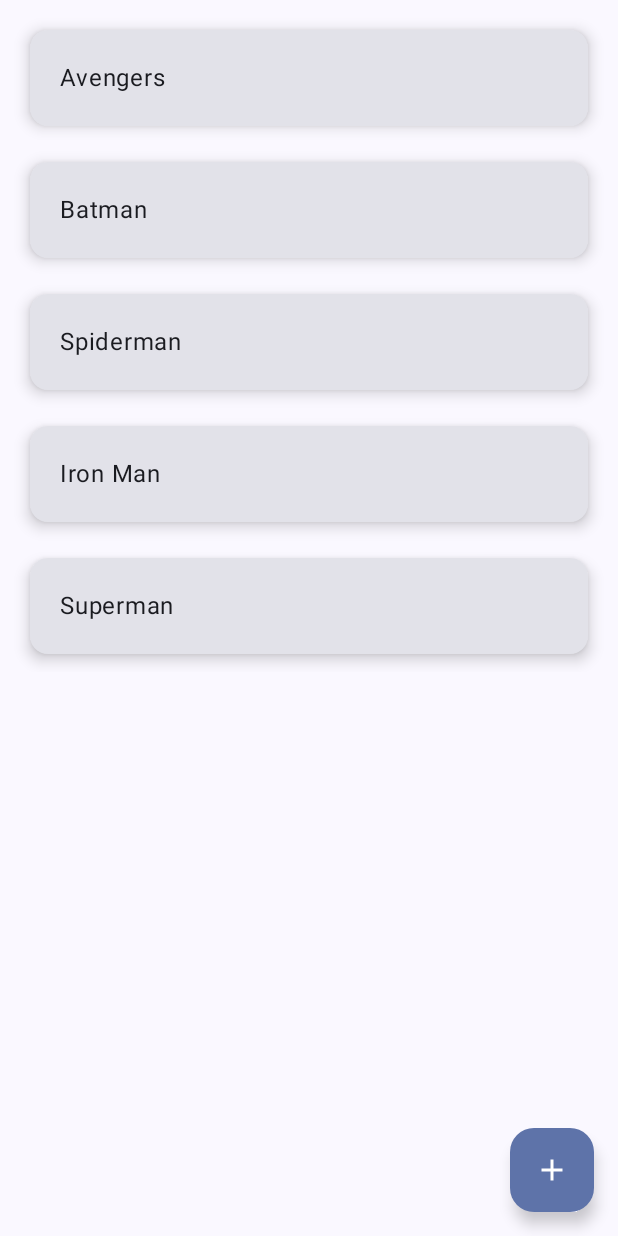
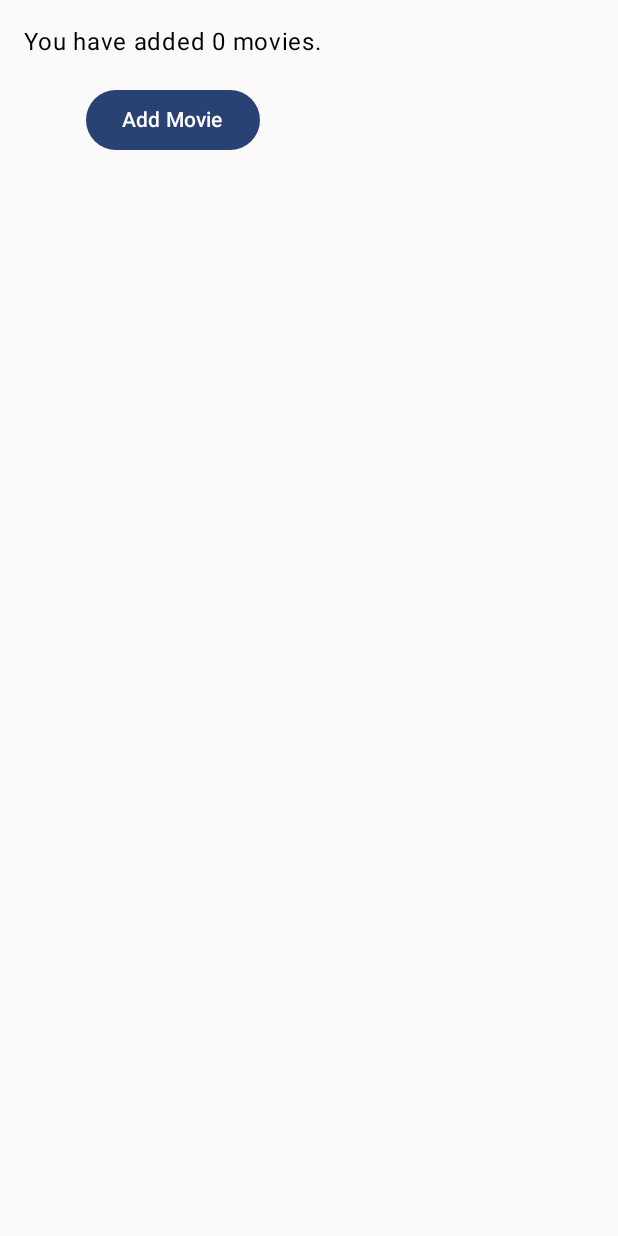
Before and after one commit to KelvinP1/Lab04, an Android app built with Jetpack Compose: the screen it shows after launch (MainActivity), on a phone screen of 412 x 824 dp. Run offline under Robolectric (Android 15) with nearby library versions, the phone set to English and light mode, and no system bars.

Commit message:
feat: Add static MovieCounter

```diff
--- a/app/src/main/java/com/example/moviecounter/MainActivity.kt
+++ b/app/src/main/java/com/example/moviecounter/MainActivity.kt
@@ -3,20 +3,10 @@ package com.example.moviecounter
 import android.os.Bundle
 import androidx.activity.ComponentActivity
 import androidx.activity.compose.setContent
-import androidx.activity.enableEdgeToEdge
-import androidx.compose.foundation.layout.fillMaxSize
-import androidx.compose.foundation.layout.fillMaxWidth
-import androidx.compose.foundation.layout.padding
-import androidx.compose.foundation.lazy.LazyColumn
-import androidx.compose.material.icons.Icons
-import androidx.compose.material.icons.filled.Add
-import androidx.compose.material3.Card
-import androidx.compose.material3.CardDefaults
-import androidx.compose.material3.FloatingActionButton
-import androidx.compose.material3.Icon
-import androidx.compose.material3.Scaffold
-import androidx.compose.material3.Text
+import androidx.compose.foundation.layout.*
+import androidx.compose.material3.*
 import androidx.compose.runtime.Composable
+import androidx.compose.ui.Alignment
 import androidx.compose.ui.Modifier
 import androidx.compose.ui.tooling.preview.Preview
 import androidx.compose.ui.unit.dp
@@ -25,60 +15,31 @@ import com.example.moviecounter.ui.theme.MovieCounterTheme
 class MainActivity : ComponentActivity() {
     override fun onCreate(savedInstanceState: Bundle?) {
         super.onCreate(savedInstanceState)
-        enableEdgeToEdge()
         setContent {
             MovieCounterTheme {
-                Scaffold(
-                    modifier = Modifier.fillMaxSize(),
-                    floatingActionButton = {
-                        FloatingActionButton(onClick = { /* Acción agregar película */ }) {
-                            Icon(Icons.Default.Add, contentDescription = "Agregar película")
-                        }
-                    }
-                ) { innerPadding ->
-                    MovieListWithCards(
-                        modifier = Modifier.padding(innerPadding)
-                    )
-                }
+                MovieCounter()
             }
         }
     }
 }
 
 @Composable
-fun MovieCard(title: String) {
-    // Componente Card para mostrar una película
-    Card(
-        modifier = Modifier
-            .fillMaxWidth()
-            .padding(12.dp), // aumento de padding para mejor diseño
-        elevation = CardDefaults.cardElevation(6.dp) // elevación ligeramente mayor
+fun MovieCounter(modifier: Modifier = Modifier) {
+    val count = 0
+    Column(
+        modifier = modifier.padding(16.dp),
+        horizontalAlignment = Alignment.CenterHorizontally
     ) {
-        Text(
-            text = title,
-            modifier = Modifier.padding(20.dp) // padding interno aumentado
-        )
-    }
-}
-
-
-@Composable
-fun MovieListWithCards(modifier: Modifier = Modifier) {
-    // Lista de películas usando LazyColumn
-    val movies = listOf("Avengers", "Batman", "Spiderman", "Iron Man", "Superman")
-    LazyColumn(
-        modifier = modifier.padding(8.dp) // padding externo agregado
-    ) {
-        items(movies.size) { index ->
-            MovieCard(movies[index])
+        Text(text = "You have added $count movies.")
+        Spacer(modifier = Modifier.height(16.dp))
+        Button(onClick = { /* Acción del botón */ }) {
+            Text("Add Movie")
         }
     }
 }
 
 @Preview(showBackground = true)
 @Composable
-fun MovieListPreview() {
-    MovieCounterTheme {
-        MovieListWithCards()
-    }
+fun PreviewMovieCounter() {
+    MovieCounter()
 }
```
